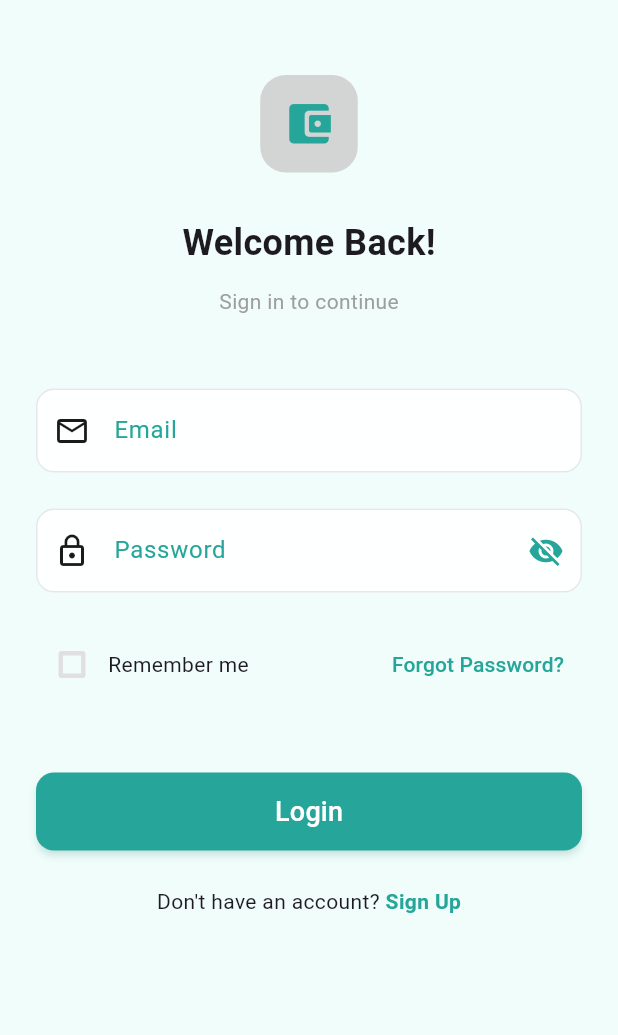
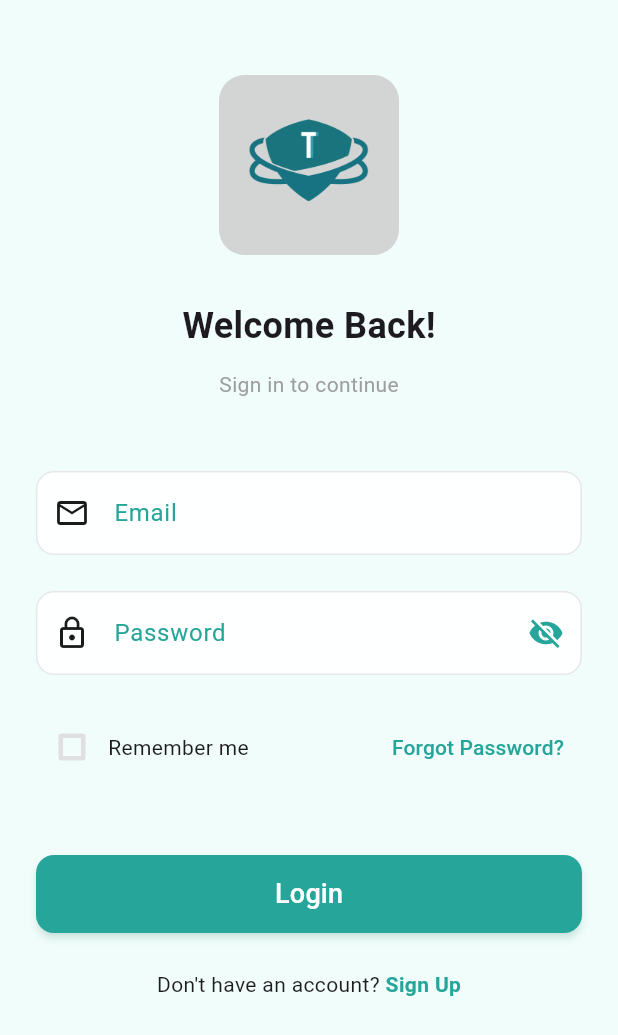
Before and after one commit to Calvin6375/client_app, a Flutter app: the screen it shows after launch, after a tap on "Skip", on a phone screen of 412 x 824 dp. Shown: the top 1035 px of the screen. Run offline on Flutter 3.47's test engine with Material 3 defaults, Android fonts, the phone set to English and light mode, and no system bars; our stand-ins replace cloud_firestore, cloud_functions, confetti, firebase_auth, firebase_core, firebase_database and 3 more; accounts and stored records are empty; network calls fail.

Commit message:
UI UX done

```diff
--- a/lib/features/auth/widgets/wallet_icon_header.dart
+++ b/lib/features/auth/widgets/wallet_icon_header.dart
@@ -9,15 +9,16 @@ class WalletIconHeader extends StatelessWidget {
     return Transform.translate(
       offset: const Offset(0, 50),
       child: Container(
-        padding: const EdgeInsets.all(15),
+        padding: const EdgeInsets.all(20),
         decoration: BoxDecoration(
           color: const Color.fromARGB(255, 210, 213, 212),
           borderRadius: BorderRadius.circular(17),
         ),
-        child: Icon(
-          Icons.account_balance_wallet_rounded,
-          size: 35,
-          color: color,
+        child: Image.asset(
+          'assets/images/icon_2.png',
+          width: 80,
+          height: 80,
+          fit: BoxFit.contain,
         ),
       ),
     );
--- a/lib/features/send_money/screens/add_recipient_screen.dart
+++ b/lib/features/send_money/screens/add_recipient_screen.dart
@@ -14,6 +14,8 @@ class _AddRecipientScreenState extends State<AddRecipientScreen> {
   @override
   Widget build(BuildContext context) {
     final colors = AppColors.getThemeColors(context);
+    final isDark = Theme.of(context).brightness == Brightness.dark;
+    final primary = Theme.of(context).colorScheme.primary;
     return Scaffold(
       backgroundColor: colors.background, // Theme-aware background
       appBar: AppBar(
@@ -21,7 +23,9 @@ class _AddRecipientScreenState extends State<AddRecipientScreen> {
           'Add Recipients',
           style: TextStyle(color: colors.textPrimary),
         ),
-        backgroundColor: Colors.transparent,
+        backgroundColor: isDark
+            ? Colors.transparent  // Transparent for dark mode
+            : primary.withValues(alpha: 0.08), // Light mint tint (8% opacity) for light mode
         elevation: 0,
         iconTheme: IconThemeData(color: colors.textPrimary),
       ),
--- a/lib/features/send_money/screens/send_money_page.dart
+++ b/lib/features/send_money/screens/send_money_page.dart
@@ -138,11 +138,15 @@ class _SendMoneyPageState extends State<SendMoneyPage> {
   @override
   Widget build(BuildContext context) {
     final colors = AppColors.getThemeColors(context);
+    final isDark = Theme.of(context).brightness == Brightness.dark;
+    final primary = Theme.of(context).colorScheme.primary;
 
     return Scaffold(
       backgroundColor: colors.background, // Theme-aware background
       appBar: AppBar(
-        backgroundColor: Colors.transparent, // Transparent AppBar
+        backgroundColor: isDark
+            ? Colors.transparent  // Transparent for dark mode
+            : primary.withValues(alpha: 0.08), // Light mint tint (8% opacity) for light mode
         elevation: 0,
         title: Text('Send Money', style: TextStyle(color: colors.textPrimary)),
         iconTheme: IconThemeData(color: colors.textPrimary),
--- a/lib/features/swap/screens/swap_page.dart
+++ b/lib/features/swap/screens/swap_page.dart
@@ -323,10 +323,14 @@ class _SwapPageState extends State<SwapPage> {
   @override
   Widget build(BuildContext context) {
     final colors = AppColors.getThemeColors(context);
+    final isDark = Theme.of(context).brightness == Brightness.dark;
+    final primary = Theme.of(context).colorScheme.primary;
     return Scaffold(
       backgroundColor: colors.background, // Theme-aware background
       appBar: AppBar(
-        backgroundColor: Colors.transparent, // Transparent AppBar
+        backgroundColor: isDark
+            ? Colors.transparent  // Transparent for dark mode
+            : primary.withValues(alpha: 0.08), // Light mint tint (8% opacity) for light mode
         elevation: 0,
         title: Text('Swap', style: TextStyle(color: colors.textPrimary)),
         iconTheme: IconThemeData(color: colors.textPrimary),
--- a/lib/features/topup/screens/topup_page.dart
+++ b/lib/features/topup/screens/topup_page.dart
@@ -499,10 +499,14 @@ class _TopUpPageState extends State<TopUpPage> {
   @override
   Widget build(BuildContext context) {
     final colors = AppColors.getThemeColors(context);
+    final isDark = Theme.of(context).brightness == Brightness.dark;
+    final primary = Theme.of(context).colorScheme.primary;
     return Scaffold(
       backgroundColor: colors.background, // Theme-aware background
       appBar: AppBar(
-        backgroundColor: Colors.transparent, // Transparent AppBar
+        backgroundColor: isDark
+            ? Colors.transparent  // Transparent for dark mode
+            : primary.withValues(alpha: 0.08), // Light mint tint (8% opacity) for light mode
         elevation: 0,
         leading: IconButton(
           icon: Icon(Icons.arrow_back, color: colors.textPrimary),
--- a/lib/features/wallet_verification/screens/wallet_verification_screen.dart
+++ b/lib/features/wallet_verification/screens/wallet_verification_screen.dart
@@ -8,10 +8,13 @@ class WalletVerificationScreen extends StatelessWidget {
   Widget build(BuildContext context) {
     final colors = AppColors.getThemeColors(context);
     final isDark = Theme.of(context).brightness == Brightness.dark;
+    final primary = Theme.of(context).colorScheme.primary;
     return Scaffold(
       backgroundColor: colors.background, // Theme-aware background
       appBar: AppBar(
-        backgroundColor: Colors.transparent, // Transparent AppBar
+        backgroundColor: isDark
+            ? Colors.transparent  // Transparent for dark mode
+            : primary.withValues(alpha: 0.08), // Light mint tint (8% opacity) for light mode
         elevation: 0,
         title: Text(
           'Wallet Verification',
```
